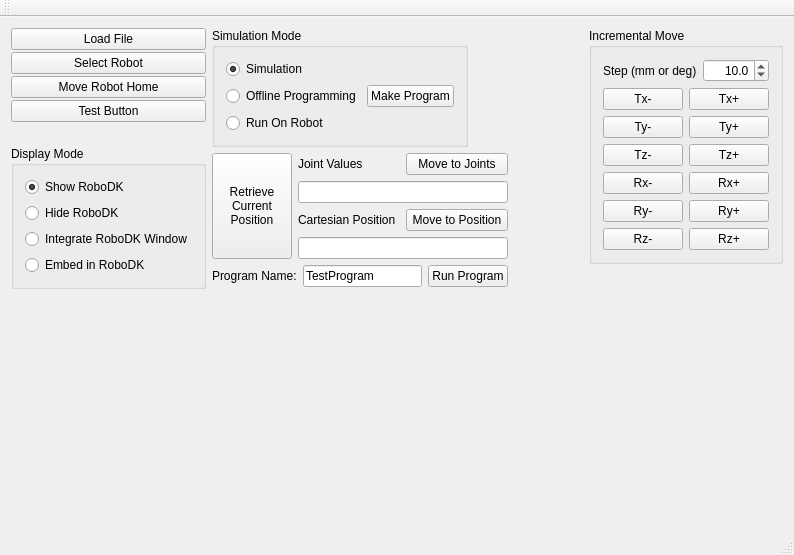
The window that C++/Example/mainwindow.ui (RoboDK/RoboDK-API) describes before a commit, drawn with Qt 5.
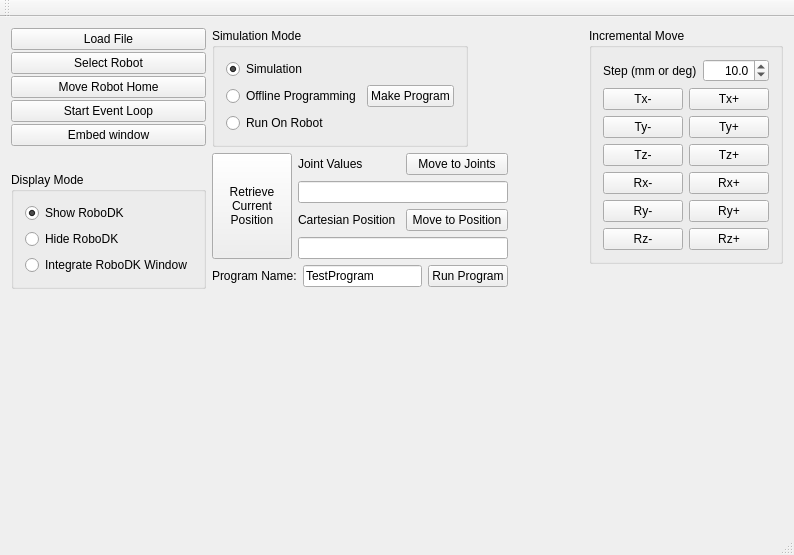
The same window after the commit.

Commit message: Improved embeded window look.

Diff of the .ui file:
```diff
--- a/C++/Example/mainwindow.ui
+++ b/C++/Example/mainwindow.ui
@@ -50,7 +50,14 @@
             <item>
              <widget class="QPushButton" name="btnTestButton">
               <property name="text">
-               <string>Test Button</string>
+               <string>Start Event Loop</string>
+              </property>
+             </widget>
+            </item>
+            <item>
+             <widget class="QPushButton" name="btnEmbed">
+              <property name="text">
+               <string>Embed window</string>
               </property>
              </widget>
             </item>
@@ -99,13 +106,6 @@
                </property>
               </widget>
              </item>
-             <item>
-              <widget class="QRadioButton" name="radEmbedInRoboDK">
-               <property name="text">
-                <string>Embed in RoboDK</string>
-               </property>
-              </widget>
-             </item>
             </layout>
            </widget>
           </item>
```
The commit also changes 6 other files.
